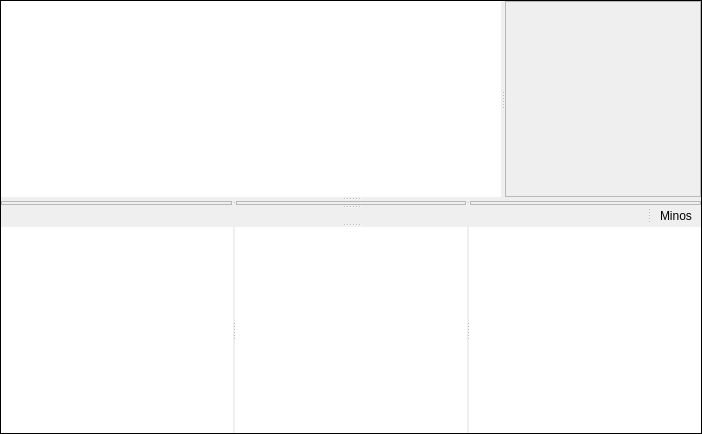
The window that mqt/MqtLogger/tsinglelogframe.ui (zsteva/backup-minos2) describes before a commit, drawn with Qt 5.
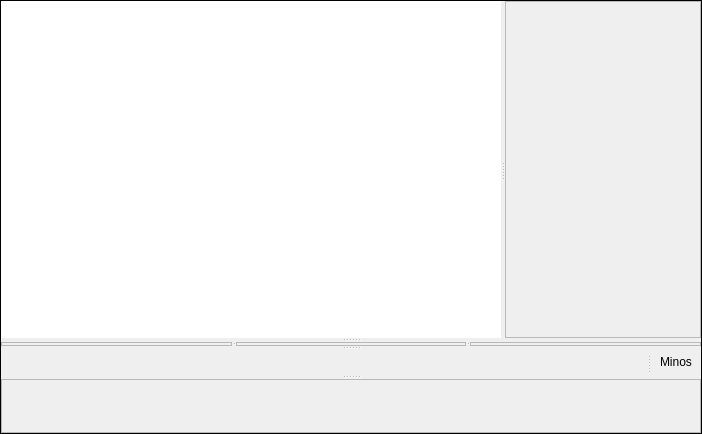
The same window after the commit. Custom widgets are drawn as their Qt base class.

Commit message: Separate out match trees as new component

Patch:
```diff
--- a/mqt/MqtLogger/tsinglelogframe.ui
+++ b/mqt/MqtLogger/tsinglelogframe.ui
@@ -230,124 +230,25 @@
        </widget>
       </widget>
      </widget>
-     <widget class="MinosSplitter" name="ArchiveSplitter">
+     <widget class="MatchTreesFrame" name="matchTreesFrame">
       <property name="sizePolicy">
-       <sizepolicy hsizetype="Preferred" vsizetype="Preferred">
+       <sizepolicy hsizetype="Preferred" vsizetype="MinimumExpanding">
         <horstretch>0</horstretch>
         <verstretch>0</verstretch>
        </sizepolicy>
       </property>
-      <property name="orientation">
-       <enum>Qt::Horizontal</enum>
+      <property name="minimumSize">
+       <size>
+        <width>100</width>
+        <height>0</height>
+       </size>
       </property>
-      <property name="handleWidth">
-       <number>2</number>
+      <property name="frameShape">
+       <enum>QFrame::StyledPanel</enum>
       </property>
-      <widget class="QTreeView" name="ThisMatchTree">
-       <property name="sizePolicy">
-        <sizepolicy hsizetype="Preferred" vsizetype="Preferred">
-         <horstretch>0</horstretch>
-         <verstretch>0</verstretch>
-        </sizepolicy>
-       </property>
-       <property name="focusPolicy">
-        <enum>Qt::ClickFocus</enum>
-       </property>
-       <property name="frameShape">
-        <enum>QFrame::NoFrame</enum>
-       </property>
-       <property name="frameShadow">
-        <enum>QFrame::Plain</enum>
-       </property>
-       <property name="midLineWidth">
-        <number>1</number>
-       </property>
-       <property name="horizontalScrollBarPolicy">
-        <enum>Qt::ScrollBarAsNeeded</enum>
-       </property>
-       <property name="sizeAdjustPolicy">
-        <enum>QAbstractScrollArea::AdjustIgnored</enum>
-       </property>
-       <property name="editTriggers">
-        <set>QAbstractItemView::NoEditTriggers</set>
-       </property>
-       <property name="alternatingRowColors">
-        <bool>true</bool>
-       </property>
-       <attribute name="headerDefaultSectionSize">
-        <number>150</number>
-       </attribute>
-      </widget>
-      <widget class="QTreeView" name="OtherMatchTree">
-       <property name="sizePolicy">
-        <sizepolicy hsizetype="Preferred" vsizetype="Preferred">
-         <horstretch>0</horstretch>
-         <verstretch>0</verstretch>
-        </sizepolicy>
-       </property>
-       <property name="focusPolicy">
-        <enum>Qt::ClickFocus</enum>
-       </property>
-       <property name="frameShape">
-        <enum>QFrame::NoFrame</enum>
-       </property>
-       <property name="frameShadow">
-        <enum>QFrame::Plain</enum>
-       </property>
-       <property name="midLineWidth">
-        <number>1</number>
-       </property>
-       <property name="horizontalScrollBarPolicy">
-        <enum>Qt::ScrollBarAsNeeded</enum>
-       </property>
-       <property name="sizeAdjustPolicy">
-        <enum>QAbstractScrollArea::AdjustIgnored</enum>
-       </property>
-       <property name="editTriggers">
-        <set>QAbstractItemView::NoEditTriggers</set>
-       </property>
-       <property name="alternatingRowColors">
-        <bool>true</bool>
-       </property>
-       <attribute name="headerDefaultSectionSize">
-        <number>150</number>
-       </attribute>
-      </widget>
-      <widget class="QTreeView" name="ArchiveMatchTree">
-       <property name="sizePolicy">
-        <sizepolicy hsizetype="Preferred" vsizetype="Preferred">
-         <horstretch>0</horstretch>
-         <verstretch>0</verstretch>
-        </sizepolicy>
-       </property>
-       <property name="focusPolicy">
-        <enum>Qt::ClickFocus</enum>
-       </property>
-       <property name="frameShape">
-        <enum>QFrame::NoFrame</enum>
-       </property>
-       <property name="frameShadow">
-        <enum>QFrame::Plain</enum>
-       </property>
-       <property name="midLineWidth">
-        <number>1</number>
-       </property>
-       <property name="horizontalScrollBarPolicy">
-        <enum>Qt::ScrollBarAsNeeded</enum>
-       </property>
-       <property name="sizeAdjustPolicy">
-        <enum>QAbstractScrollArea::AdjustIgnored</enum>
-       </property>
-       <property name="editTriggers">
-        <set>QAbstractItemView::NoEditTriggers</set>
-       </property>
-       <property name="alternatingRowColors">
-        <bool>true</bool>
-       </property>
-       <attribute name="headerDefaultSectionSize">
-        <number>150</number>
-       </attribute>
-      </widget>
+      <property name="frameShadow">
+       <enum>QFrame::Raised</enum>
+      </property>
      </widget>
     </widget>
    </item>
@@ -390,6 +291,12 @@
    <header>StackedInfoFrame.h</header>
    <container>1</container>
   </customwidget>
+  <customwidget>
+   <class>MatchTreesFrame</class>
+   <extends>QFrame</extends>
+   <header>MatchTreesFrame.h</header>
+   <container>1</container>
+  </customwidget>
  </customwidgets>
  <resources/>
  <connections/>
```
Left out of the diff: 2 changed lines with no effect on the pictures. The commit also changes 11 other files.
